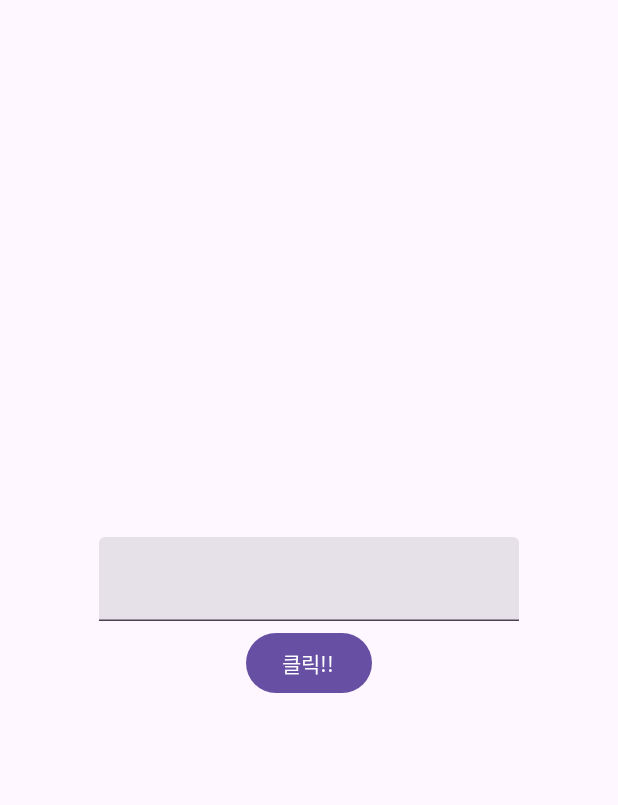
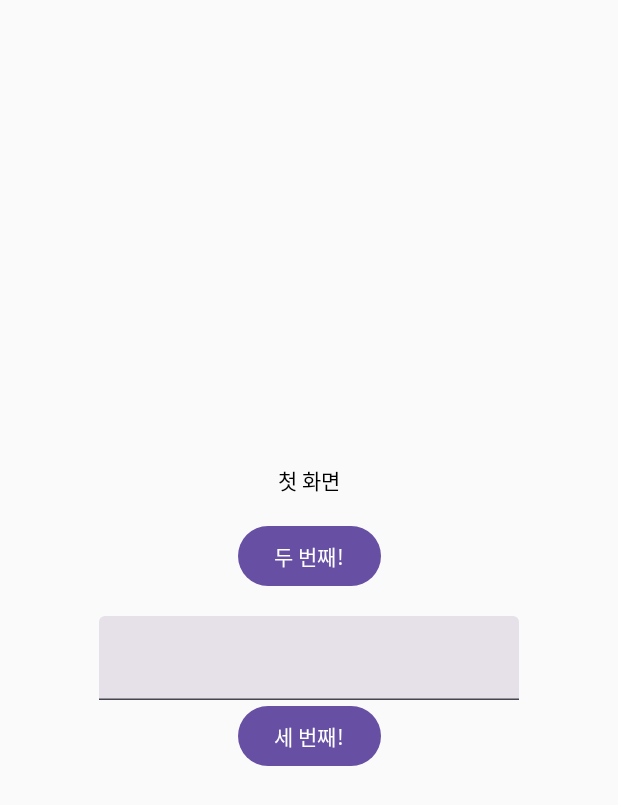
Before and after one commit to rlaxodud214/TechTrendsStudy, an Android app built with Jetpack Compose: the screen it shows after launch (MainActivity), on a phone screen of 412 x 824 dp. Shown: the top 805 px of the screen. Run offline under Robolectric (Android 15) with nearby library versions, the phone set to English and light mode, and no system bars.

```diff
--- a/app/build.gradle.kts
+++ b/app/build.gradle.kts
@@ -67,4 +67,7 @@ dependencies {
     androidTestImplementation("androidx.compose.ui:ui-test-junit4")
     debugImplementation("androidx.compose.ui:ui-tooling")
     debugImplementation("androidx.compose.ui:ui-test-manifest")
+
+    // Navigation
+    implementation("androidx.navigation:navigation-compose:2.4.0")
 }
--- a/app/src/main/java/com/example/techtrendsstudy/MainActivity.kt
+++ b/app/src/main/java/com/example/techtrendsstudy/MainActivity.kt
@@ -13,22 +13,21 @@ import androidx.compose.foundation.layout.fillMaxSize
 import androidx.compose.foundation.layout.height
 import androidx.compose.material3.Button
 import androidx.compose.material3.ExperimentalMaterial3Api
-import androidx.compose.material3.Scaffold
-import androidx.compose.material3.SnackbarDuration
-import androidx.compose.material3.SnackbarHost
-import androidx.compose.material3.SnackbarHostState
 import androidx.compose.material3.Text
 import androidx.compose.material3.TextField
+import androidx.compose.runtime.Composable
+import androidx.compose.runtime.currentCompositionLocalContext
 import androidx.compose.runtime.mutableStateOf
 import androidx.compose.runtime.remember
-import androidx.compose.runtime.rememberCoroutineScope
-import androidx.compose.runtime.saveable.rememberSaveable
 import androidx.compose.ui.Alignment
 import androidx.compose.ui.ExperimentalComposeUiApi
 import androidx.compose.ui.Modifier
-import androidx.compose.ui.platform.LocalSoftwareKeyboardController
+import androidx.compose.ui.modifier.modifierLocalMapOf
 import androidx.compose.ui.unit.dp
-import kotlinx.coroutines.launch
+import androidx.navigation.NavController
+import androidx.navigation.compose.NavHost
+import androidx.navigation.compose.composable
+import androidx.navigation.compose.rememberNavController
 
 /*  명령어 학습
     1. CA + l : 자동 정렬
@@ -43,65 +42,102 @@ import kotlinx.coroutines.launch
 */
 
 // JetPack Compose 및 MVVM 디자인 패턴 학습
-// Jetpack Compose 6 - Scaffold, TextField, Button, 구조분해, SnackBar, 코루틴 스코프
+// Jetpack Compose 7 - Navigation
 @OptIn(ExperimentalComposeUiApi::class)
 class MainActivity : ComponentActivity() {
     @SuppressLint("UnusedMaterial3ScaffoldPaddingParameter")
     override fun onCreate(savedInstanceState: Bundle?) {
         super.onCreate(savedInstanceState)
         setContent {
-            /* 코틀린 구조분해 기법
-            interface MutableState<T> : State<T> {
-                override var value: T
-                operator fun component1(): T
-                operator fun component2(): (T) -> Unit
+            val navController = rememberNavController()
+            NavHost(
+                navController = navController,
+                startDestination = "first"
+            ) {
+                composable("first") {
+                    FirstScreen(navController = navController)
                 }
-                (value, component1()) 형태로 객체의 프로퍼티에 따라 분해해서 가져왔기 때문에 .value가 필요없음
-            */
-            val (textValue, setValue) = rememberSaveable {
+                composable("second") {
+                    SecondScreen(navController = navController)
+                }
+                // backStackEntry를 통해서 value 값을 얻어올 수 있다.
+                composable("third/{value}") { backStackEntry ->
+                    ThirdScreen(
+                        navController = navController,
+                        value = backStackEntry.arguments?.getString("value") ?: "",
+                    )
+                }
+            }
+        }
+    }
+}
+
+@Composable
+fun FirstScreen(navController: NavController) {
+    val (value, setValue) = remember {
         mutableStateOf("")
     }
-
-            // val scaffoldState = rememberScaffoldState() // deprecated
-            val snackbarHostState = remember { SnackbarHostState() }
-            val scope = rememberCoroutineScope()
-
-            // 키보드 제어(클릭시 키보드 내리기)
-            val keyboardController = LocalSoftwareKeyboardController.current
-
-            // Scaffold에서 SnackBar를 사용할 수 있다.
-            // https://developer.android.com/jetpack/compose/components/snackbar
-            // Scaffold의 파라미터에서 scaffoldState가 제거됨 -> SnackbarHost 사용하기
-            Scaffold(
-                // scaffoldState = scaffoldState, // deprecated
-                snackbarHost = { SnackbarHost(hostState = snackbarHostState) },
-            ) {
     Column(
         modifier = Modifier.fillMaxSize(),
         verticalArrangement = Arrangement.Center,
         horizontalAlignment = Alignment.CenterHorizontally
     ) {
-                    TextField(
-                        value = textValue,
-                        onValueChange = setValue,
-                    )
-                    Spacer(Modifier.height(4.dp))
+        Text("첫 화면")
+        Spacer(modifier = Modifier.height(16.dp))
         Button(onClick = {
-                        keyboardController?.hide()
-                        scope.launch {
-                            // showSnackbar처럼 Suspend 키워드가 붙은 함수는 코루틴 스코프 내에서 호출되어야 한다.
-                            snackbarHostState.showSnackbar(
-                                message = "Snackbar - Hello. $textValue",
-                                actionLabel = "OK",
-                                // Indefinite : 명시적으로 해제하거나 "actionLabel"을 클릭할 때까지 스낵바를 무기한 표시
-                                duration = SnackbarDuration.Indefinite // Defaults to SnackbarDuration.Short
-                            )
+            navController.navigate("second")
+        }) {
+            Text("두 번째!")
+        }
+        Spacer(modifier = Modifier.height(16.dp))
+        TextField(value = value, onValueChange = setValue)
+        Button(onClick = {
+            if (value.isNotEmpty()) {
+                // 화면 전환시 데이터 전달 방법!!
+                navController.navigate("third/$value")
             }
         }) {
-                        Text("클릭!!")
+            Text("세 번째!")
         }
     }
 }
+
+@Composable
+fun SecondScreen(navController: NavController) {
+    Column(
+        modifier = Modifier.fillMaxSize(),
+        verticalArrangement = Arrangement.Center,
+        horizontalAlignment = Alignment.CenterHorizontally
+    ) {
+        Text("두 번째 화면")
+        Spacer(modifier = Modifier.height(16.dp))
+        Button(onClick = {
+            /* Q. 아래 코드 둘 다 같은 동작을 한다? -> https://developer.android.com/reference/androidx/navigation/NavController#navigateUp()
+            navController.navigateUp() : Up버튼 실행 -> 스택에 아무 화면도 남아있지 않을 때, 새로운 화면을 생성하는 이슈 있음(이 경우 앱 종료 안됨)
+            navController.popBackStack() : Back버튼 실행 -> 백스택 항목이 없으면 아무 작업도 수행하지 않음. 따라서 안정적인 popBackStack을 사용할 것
+            */
+            navController.navigateUp()
+        }) {
+            Text("뒤로 가기!")
         }
     }
 }
+
+@Composable
+fun ThirdScreen(navController: NavController, value: String) {
+    Column(
+        modifier = Modifier.fillMaxSize(),
+        verticalArrangement = Arrangement.Center,
+        horizontalAlignment = Alignment.CenterHorizontally
+    ) {
+        Text("세 번째 화면")
+        Spacer(modifier = Modifier.height(16.dp))
+        Text("$value")
+        Spacer(modifier = Modifier.height(16.dp))
+        Button(onClick = {
+            navController.popBackStack()
+        }) {
+            Text("뒤로 가기!")
+        }
+    }
+}
```
Lines whose indentation alone changed are shown as unchanged.
